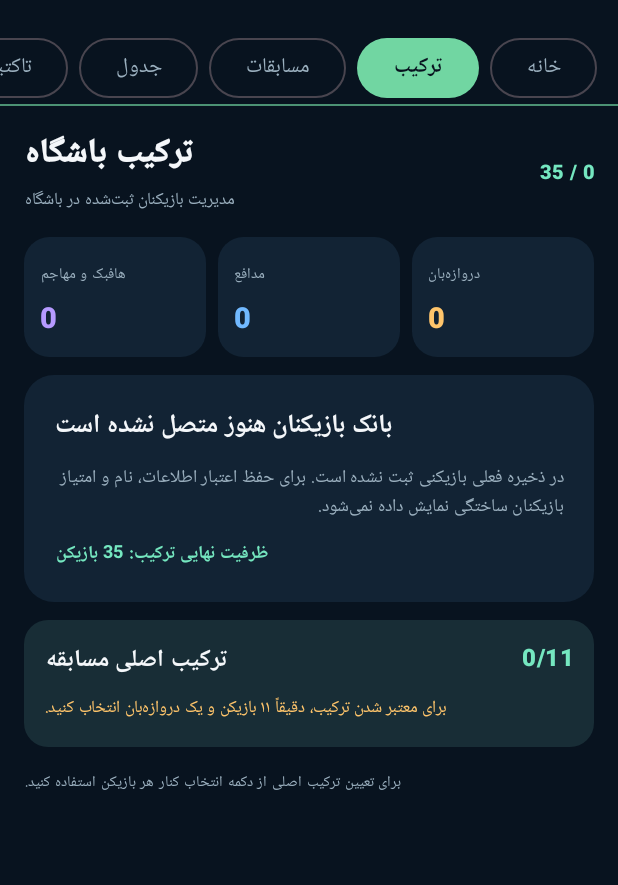
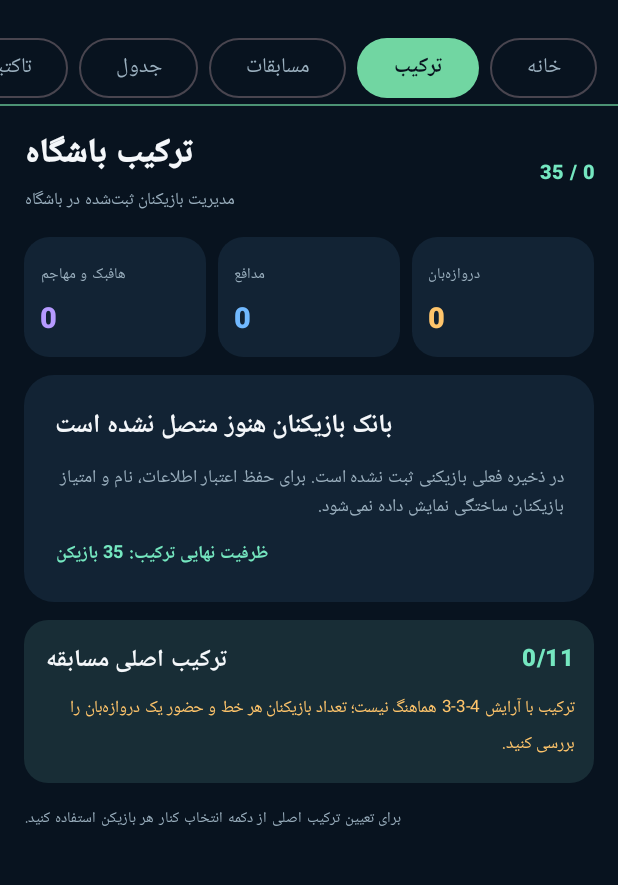
Before and after one commit to pioneer8254-afk/PIONEER, an Android app built with Jetpack Compose: the screen it shows after launch (MainActivity), after a tap on "ترکیب", on a phone screen of 412 x 824 dp, the part 76-961 px from its top. Run offline under Robolectric (Android 15) with nearby library versions, the phone set to English and light mode, and no system bars; 2 other taps on this screen came first.

Commit message:
Show formation-aware lineup validation in squad screen

```diff
--- a/app/src/main/java/com/pioneer/manager/MainActivity.kt
+++ b/app/src/main/java/com/pioneer/manager/MainActivity.kt
@@ -366,7 +366,7 @@ private fun StatCard(
 @Composable
 private fun SquadScreen(save: GameSave, onSaveChange: (GameSave) -> Unit) {
     var selectedPlayer by remember { mutableStateOf<Player?>(null) }
-    val lineup = StartingLineupEngine.validate(save)
+    val lineup = StartingLineupEngine.validateFormation(save, save.formation)
     Column(
         modifier = Modifier.fillMaxSize().padding(horizontal = 16.dp, vertical = 14.dp),
         horizontalAlignment = Alignment.End,
@@ -420,8 +420,8 @@ private fun SquadScreen(save: GameSave, onSaveChange: (GameSave) -> Unit) {
                     Text("ترکیب اصلی مسابقه", color = White, fontWeight = FontWeight.Bold)
                 }
                 Text(
-                    if (lineup.isValid) "ترکیب معتبر است؛ یک دروازه‌بان و ۱۰ بازیکن دیگر انتخاب شده‌اند."
-                    else "برای معتبر شدن ترکیب، دقیقاً ۱۱ بازیکن و یک دروازه‌بان انتخاب کنید.",
+                    if (lineup.isValid) "ترکیب ${save.formation} معتبر است و آماده ثبت برای مسابقه است."
+                    else "ترکیب با آرایش ${save.formation} هماهنگ نیست؛ تعداد بازیکنان هر خط و حضور یک دروازه‌بان را بررسی کنید.",
                     color = if (lineup.isValid) Mint else Color(0xFFFFC56B), fontSize = 11.sp
                 )
             }
```
